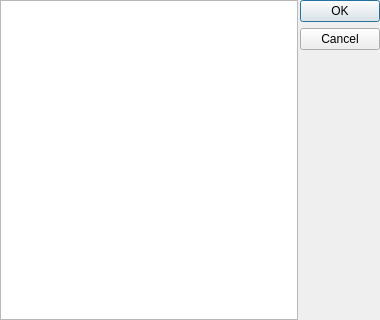
This is python/plugins/processing/ui/DlgMultipleSelection.ui in qgis/QGIS as Qt 5 draws it before an edit. The edited form follows.
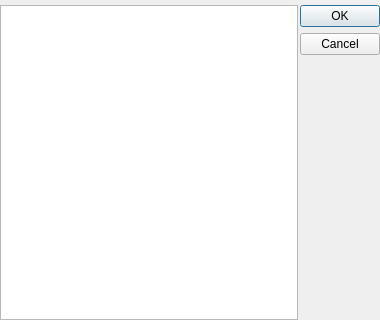
This is the edited form.

Commit message: [processing] use list widget in Multiple selection dialog

Patch:
```diff
--- a/python/plugins/processing/ui/DlgMultipleSelection.ui
+++ b/python/plugins/processing/ui/DlgMultipleSelection.ui
@@ -17,24 +17,29 @@
    <property name="spacing">
     <number>2</number>
    </property>
-   <property name="margin">
+   <property name="leftMargin">
+    <number>0</number>
+   </property>
+   <property name="topMargin">
+    <number>5</number>
+   </property>
+   <property name="rightMargin">
+    <number>0</number>
+   </property>
+   <property name="bottomMargin">
     <number>0</number>
    </property>
    <item>
-    <widget class="QTableWidget" name="tblLayers">
-     <property name="columnCount">
-      <number>1</number>
+    <widget class="QListWidget" name="lstLayers">
+     <property name="editTriggers">
+      <set>QAbstractItemView::NoEditTriggers</set>
      </property>
-     <attribute name="horizontalHeaderVisible">
-      <bool>false</bool>
-     </attribute>
-     <attribute name="horizontalHeaderStretchLastSection">
+     <property name="alternatingRowColors">
       <bool>true</bool>
-     </attribute>
-     <attribute name="verticalHeaderVisible">
-      <bool>false</bool>
-     </attribute>
-     <column/>
+     </property>
+     <property name="selectionMode">
+      <enum>QAbstractItemView::ExtendedSelection</enum>
+     </property>
     </widget>
    </item>
    <item>
```
The commit also changes 2 other files.
